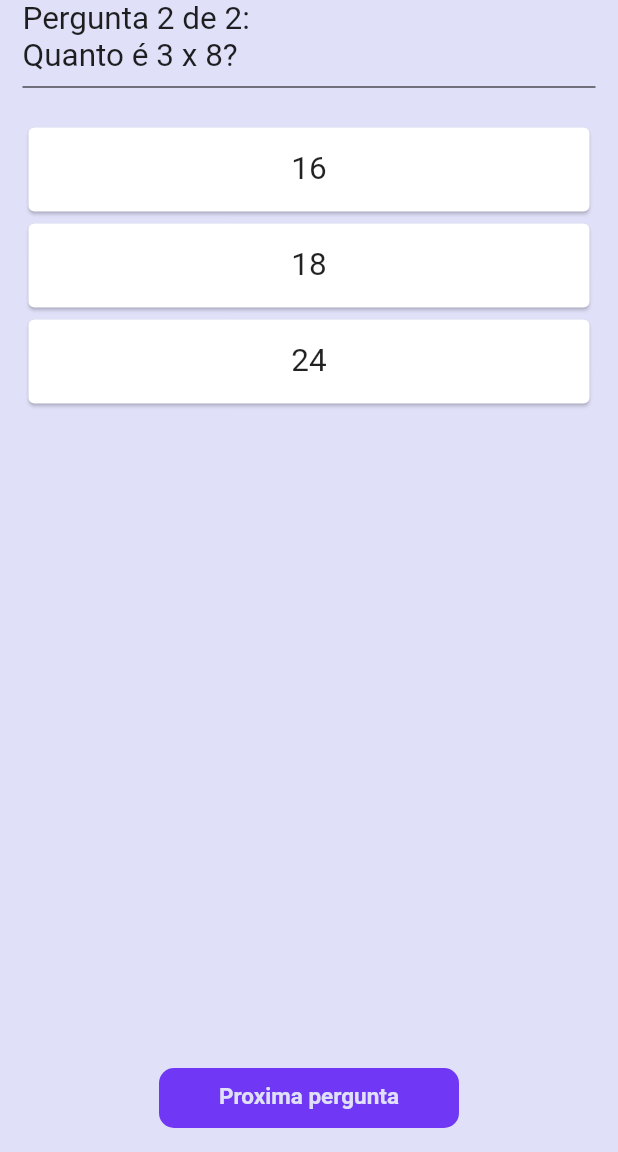
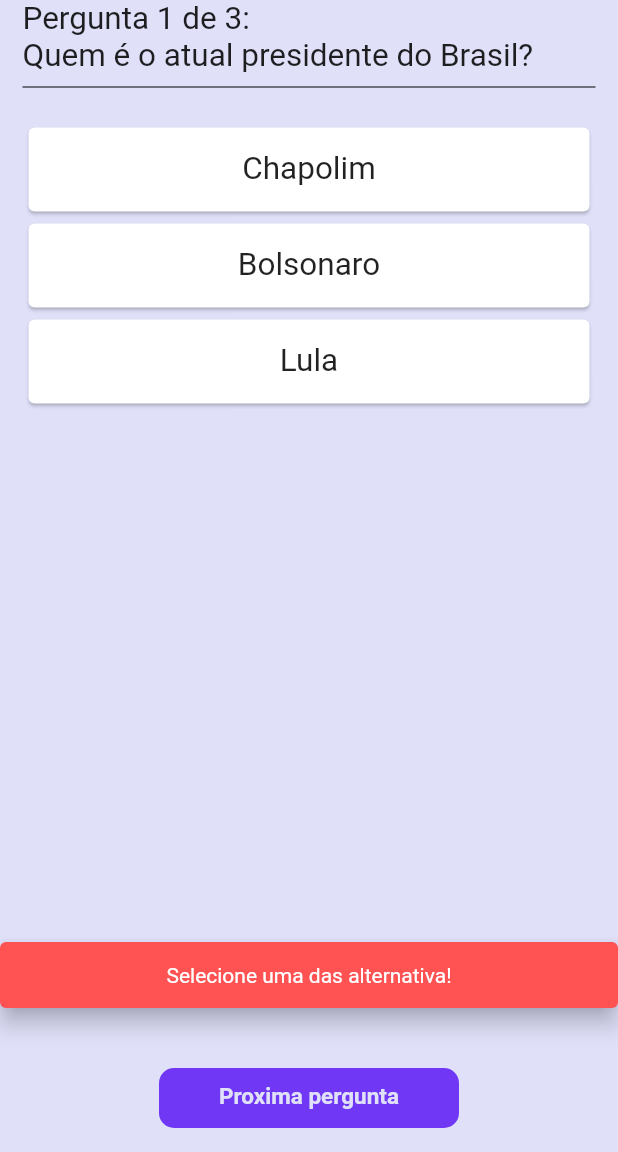
Before and after one commit to tvlas/flutter-quiz, a Flutter app: the screen it shows after launch, after a tap on "Proxima pergunta", on a phone screen of 412 x 824 dp, the part 84-1236 px from its top. Run offline on Flutter 3.47's test engine with Material 2 defaults, Android fonts, the phone set to English and light mode, and no system bars.

Commit message:
buttons colors and player behavior check

```diff
--- a/lib/constants.dart
+++ b/lib/constants.dart
@@ -3,6 +3,7 @@ import 'package:flutter/material.dart';
 //options colors
 const kCorrectOption = Color(0xFF1BDE65);
 const kWrongOption = Color(0xFFF5182E);
+const kNotClicked = Color(0xFFFFFFFF);
 
 //general colors
 const kBaseColor = Color(0xFFE0E1F9);
--- a/lib/screens/home_screen.dart
+++ b/lib/screens/home_screen.dart
@@ -1,3 +1,4 @@
+
 import 'package:flutter/material.dart';
 import 'package:quizapp/quiz_model.dart';
 import 'package:quizapp/widgets/next_question_button.dart';
@@ -15,7 +16,7 @@ class HomeScreen extends StatefulWidget {
 }
 
 class _HomeScreenState extends State<HomeScreen> {
-
+  //Quiz database
   final List<Questions> _questions = [
     Questions(
       id: '1',
@@ -27,19 +28,45 @@ class _HomeScreenState extends State<HomeScreen> {
       title: 'Quanto é 3 x 8?',
       alternative: {'16':false, '18':false, '24':true}
       ),
+    Questions(
+      id: '3',
+      title: 'Qual o nome do primeiro astronauta Brasileiro?',
+      alternative: {'Afonso Paulo':false, 'Gulherme Aguiar':false, 'Marcos Pontes':true}
+      ),
+
   ];
 
   int index = 0;
+  bool isClicked = false;
 
   void nextQuestion(){
     if (index == _questions.length -1){
       return;
     }else {
+      if(isClicked) {
     setState(() {
+      isClicked = false;
       index++;
     });
+  }else{
+    ScaffoldMessenger.of(context).showSnackBar(const SnackBar(
+      content: Text('Selecione uma das alternativa!', textAlign: TextAlign.center,),
+      margin: EdgeInsets.symmetric(vertical: 40),
+      behavior: SnackBarBehavior.floating,
+      backgroundColor: Colors.redAccent,
+      duration: Duration(milliseconds: 800),
+      ),
+    );
   }
+ }
 }
+
+
+  void changeAlternativeColor(){
+    setState(() {
+      isClicked = true;
+    });
+  }
 
   @override
   Widget build(BuildContext context) {
@@ -64,7 +91,10 @@ class _HomeScreenState extends State<HomeScreen> {
             const SizedBox(height: 15.0,),
             for(int i = 0; i< _questions[index].alternative.length; i++)
             QuizAlternatives(
-              option:_questions[index].alternative.keys.toList()[i]
+              onClick: changeAlternativeColor,
+              option:_questions[index].alternative.keys.toList()[i],
+              color: isClicked ?
+              _questions[index].alternative.values.toList()[i] == true ? kCorrectOption : kWrongOption :kNotClicked,
             ),
           ],
         ),
--- a/lib/widgets/quiz_alternative_card.dart
+++ b/lib/widgets/quiz_alternative_card.dart
@@ -2,15 +2,16 @@ import 'package:flutter/material.dart';
 
 
 class QuizAlternatives extends StatelessWidget {
-  const QuizAlternatives({ Key? key, required this.option }) : super(key: key);
+  const QuizAlternatives({ Key? key, required this.option, required this.color, required this.onClick }) : super(key: key);
   final String option;
+  final Color color;
+  final VoidCallback onClick;
   @override
   Widget build(BuildContext context) {
     return GestureDetector(
-      onTap: () {
-        debugPrint('Alternative selected');
-      },
+      onTap: onClick,
       child: Card(
+        color: color,
         child: ListTile(
           title: Text(
             option,
```
